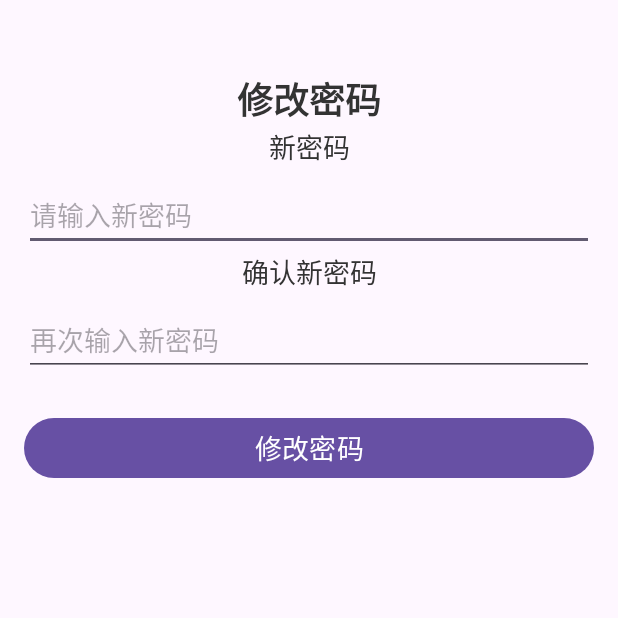
After one commit to hcyhechaoyang/MusicPlayerApplication, an Android app: the changePasswordActivity screen opened directly, with no data from a screen before it, on a phone screen of 412 x 824 dp, the top half of it. The commit adds this screen. Run offline under Robolectric (Android 15) with nearby library versions, the phone set to English and light mode, and no system bars.

Commit message:
增加修改密码界面，跳转，所有界面保存user

```diff
--- a/app/src/main/AndroidManifest.xml
+++ b/app/src/main/AndroidManifest.xml
@@ -29,6 +29,9 @@
         android:usesCleartextTraffic="true"
         tools:targetApi="31">
         <activity
+            android:name=".ui.activity.changePasswordActivity"
+            android:exported="false" />
+        <activity
             android:name=".ui.activity.UserCenterActivity"
             android:exported="false" />
 
--- /dev/null
+++ b/app/src/main/java/com/xiaoyang/musicplayerapplication/ui/activity/changePasswordActivity.kt
@@ -0,0 +1,19 @@
+package com.xiaoyang.musicplayerapplication.ui.activity
+
+import android.os.Bundle
+import androidx.activity.enableEdgeToEdge
+import androidx.appcompat.app.AppCompatActivity
+import androidx.core.view.ViewCompat
+import androidx.core.view.WindowInsetsCompat
+import com.xiaoyang.musicplayerapplication.R
+import com.xiaoyang.musicplayerapplication.databinding.ActivityChangePasswordBinding
+
+class changePasswordActivity : AppCompatActivity() {
+    lateinit var binding: ActivityChangePasswordBinding
+    override fun onCreate(savedInstanceState: Bundle?) {
+        super.onCreate(savedInstanceState)
+        binding = ActivityChangePasswordBinding.inflate(layoutInflater)
+        setContentView(binding.root)
+
+    }
+}
--- /dev/null
+++ b/app/src/main/res/layout/activity_change_password.xml
@@ -0,0 +1,90 @@
+<?xml version="1.0" encoding="utf-8"?>
+<androidx.constraintlayout.widget.ConstraintLayout xmlns:android="http://schemas.android.com/apk/res/android"
+    xmlns:app="http://schemas.android.com/apk/res-auto"
+    xmlns:tools="http://schemas.android.com/tools"
+    android:id="@+id/main"
+    android:layout_width="match_parent"
+    android:layout_height="match_parent"
+    android:padding="16dp"
+    tools:context=".ui.activity.changePasswordActivity">
+
+    <!-- 大标题，居中显示 -->
+    <TextView
+        android:id="@+id/changePasswordTitle"
+        android:layout_width="wrap_content"
+        android:layout_height="wrap_content"
+        android:text="修改密码"
+        android:textSize="24sp"
+        android:textColor="#333333"
+        android:textStyle="bold"
+        app:layout_constraintTop_toTopOf="parent"
+        app:layout_constraintStart_toStartOf="parent"
+        app:layout_constraintEnd_toEndOf="parent"
+        app:layout_constraintVertical_bias="0.1"
+        android:layout_marginTop="32dp" />
+
+    <!-- 新密码输入框 -->
+    <TextView
+        android:id="@+id/newPasswordLabel"
+        android:layout_width="wrap_content"
+        android:layout_height="wrap_content"
+        android:text="新密码"
+        android:textSize="18sp"
+        android:textColor="#333333"
+        app:layout_constraintTop_toBottomOf="@id/changePasswordTitle"
+        app:layout_constraintStart_toStartOf="parent"
+        app:layout_constraintEnd_toEndOf="parent" />
+
+    <EditText
+        android:id="@+id/newPasswordEditText"
+        android:layout_width="0dp"
+        android:layout_height="wrap_content"
+        android:hint="请输入新密码"
+        android:textColor="#333333"
+        android:inputType="textPassword"
+        android:layout_marginTop="8dp"
+        app:layout_constraintTop_toBottomOf="@id/newPasswordLabel"
+        app:layout_constraintStart_toStartOf="parent"
+        app:layout_constraintEnd_toEndOf="parent"
+        app:layout_constraintWidth_default="spread" />
+
+    <!-- 确认密码输入框 -->
+    <TextView
+        android:id="@+id/confirmPasswordLabel"
+        android:layout_width="wrap_content"
+        android:layout_height="wrap_content"
+        android:text="确认新密码"
+        android:textSize="18sp"
+        android:textColor="#333333"
+        app:layout_constraintTop_toBottomOf="@id/newPasswordEditText"
+        app:layout_constraintStart_toStartOf="parent"
+        app:layout_constraintEnd_toEndOf="parent" />
+
+    <EditText
+        android:id="@+id/confirmPasswordEditText"
+        android:layout_width="0dp"
+        android:layout_height="wrap_content"
+        android:hint="再次输入新密码"
+        android:textColor="#333333"
+        android:inputType="textPassword"
+        android:layout_marginTop="8dp"
+        app:layout_constraintTop_toBottomOf="@id/confirmPasswordLabel"
+        app:layout_constraintStart_toStartOf="parent"
+        app:layout_constraintEnd_toEndOf="parent"
+        app:layout_constraintWidth_default="spread" />
+
+    <!-- 修改密码按钮 -->
+    <Button
+        android:id="@+id/changePasswordButton"
+        android:layout_width="0dp"
+        android:layout_height="wrap_content"
+        android:text="修改密码"
+        android:textSize="18sp"
+        android:textColor="#FFFFFF"
+        android:layout_marginTop="24dp"
+        app:layout_constraintTop_toBottomOf="@id/confirmPasswordEditText"
+        app:layout_constraintStart_toStartOf="parent"
+        app:layout_constraintEnd_toEndOf="parent"
+        app:layout_constraintWidth_default="spread" />
+
+</androidx.constraintlayout.widget.ConstraintLayout>
--- a/app/src/main/res/layout/activity_main.xml
+++ b/app/src/main/res/layout/activity_main.xml
@@ -5,7 +5,8 @@
     android:id="@+id/main"
     android:layout_width="match_parent"
     android:layout_height="match_parent"
-    tools:context=".ui.activity.LoginActivity">
+    tools:context=".ui.activity.LoginActivity"
+    android:background="@drawable/background_gradient">
 
     <!-- 标题 -->
     <TextView
--- a/app/src/main/res/layout/activity_user_center.xml
+++ b/app/src/main/res/layout/activity_user_center.xml
@@ -5,7 +5,8 @@
     android:id="@+id/main"
     android:layout_width="match_parent"
     android:layout_height="match_parent"
-    tools:context=".ui.activity.UserCenterActivity">
+    tools:context=".ui.activity.UserCenterActivity"
+    android:background="@drawable/background_gradient">
     <!-- 用户名 -->
     <ImageView
         android:id="@+id/avatarImageView"
@@ -13,7 +14,8 @@
         android:layout_height="100dp"
         android:src="@drawable/avatar"
         tools:layout_editor_absoluteX="155dp"
-        tools:layout_editor_absoluteY="0dp" />
+        tools:layout_editor_absoluteY="0dp"
+        tools:ignore="MissingConstraints" />
 
     <TextView
         android:id="@+id/userNameTextView"
--- a/app/src/main/res/layout/item_song.xml
+++ b/app/src/main/res/layout/item_song.xml
@@ -5,7 +5,8 @@
     android:layout_width="match_parent"
     android:layout_height="wrap_content"
     android:padding="16dp"
-    android:weightSum="1">
+    android:weightSum="1"
+    android:background="@drawable/background_gradient">
 
     <ImageView
         android:id="@+id/coverImage"
```
Also changed, not shown: app/src/main/java/com/xiaoyang/musicplayerapplication/ui/activity/LoginActivity.kt (+20 -8 lines), app/src/main/java/com/xiaoyang/musicplayerapplication/ui/activity/MusicActivity.kt (+24 -0 lines), app/src/main/java/com/xiaoyang/musicplayerapplication/ui/activity/PlayerActivity.kt (+23 -11 lines), app/src/main/java/com/xiaoyang/musicplayerapplication/ui/activity/UserCenterActivity.kt (+56 -4 lines), app/src/main/res/layout/activity_music.xml (+22 -5 lines).
